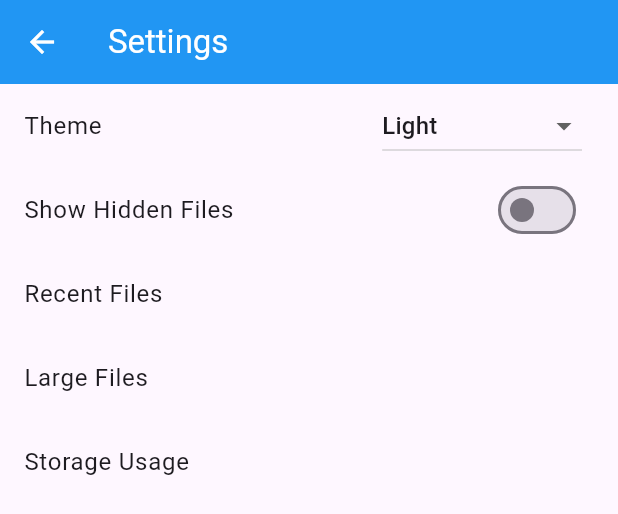
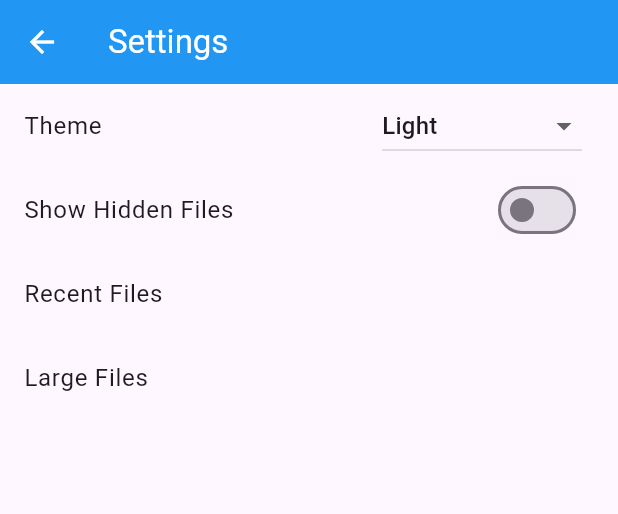
Before and after one commit to suvojit213/file_manager, a Flutter app: the SideBarMenu widget shown alone on an empty page, opened directly, after a tap on "Settings", on a phone screen of 412 x 824 dp. Shown: the top 514 px of the screen. Run offline on Flutter 3.47's test engine with Material 3 defaults, Android fonts, the phone set to English and light mode, and no system bars; our stand-ins replace fl_chart, flutter_highlight, flutter_secure_storage, google_fonts, local_auth, open_filex and 2 more; missing offline and left inert: external_path; accounts and stored records are empty.

Commit message:
feat: Move Storage Usage to side menu
Moved the "Storage Usage" option from the settings screen to the main side menu for easier access.

```diff
--- a/lib/screens/settings_screen.dart
+++ b/lib/screens/settings_screen.dart
@@ -68,12 +68,6 @@ class SettingsScreen extends StatelessWidget {
               Navigator.push(context, MaterialPageRoute(builder: (context) => const LargeFilesScreen()));
             },
           ),
-          ListTile(
-            title: const Text('Storage Usage'),
-            onTap: () {
-              Navigator.push(context, MaterialPageRoute(builder: (context) => const StorageChartScreen()));
-            },
-          ),
           // Add more settings options here
         ],
       ),
--- a/lib/widgets/side_bar_menu.dart
+++ b/lib/widgets/side_bar_menu.dart
@@ -4,6 +4,7 @@ import 'package:flutter_file_manager/screens/category_screen.dart';
 import 'package:flutter_file_manager/screens/recycle_bin_screen.dart';
 import 'package:flutter_file_manager/screens/settings_screen.dart';
 import 'package:flutter_file_manager/screens/vault_screen.dart';
+import 'package:flutter_file_manager/screens/storage_chart_screen.dart';
 
 class SideBarMenu extends StatelessWidget {
   const SideBarMenu({super.key});
@@ -55,6 +56,13 @@ class SideBarMenu extends StatelessWidget {
             },
           ),
           ListTile(
+            leading: const Icon(Icons.data_usage),
+            title: const Text('Storage Usage'),
+            onTap: () {
+              Navigator.push(context, MaterialPageRoute(builder: (context) => const StorageChartScreen()));
+            },
+          ),
+          ListTile(
             leading: const Icon(Icons.settings),
             title: const Text('Settings'),
             onTap: () {
```
